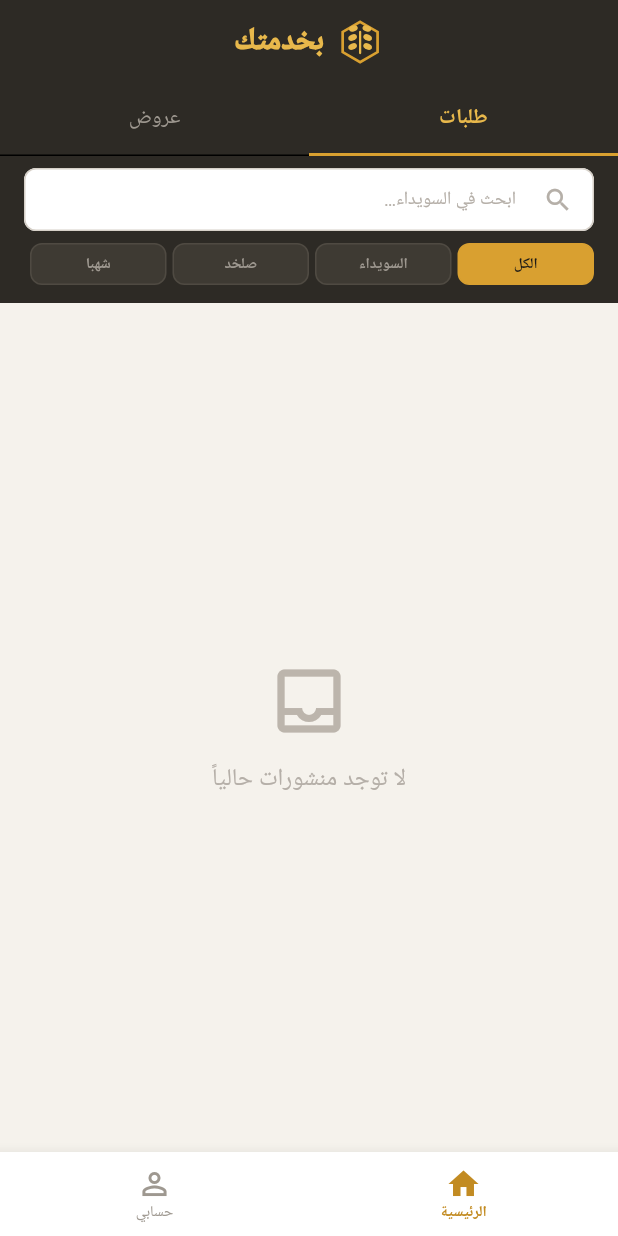
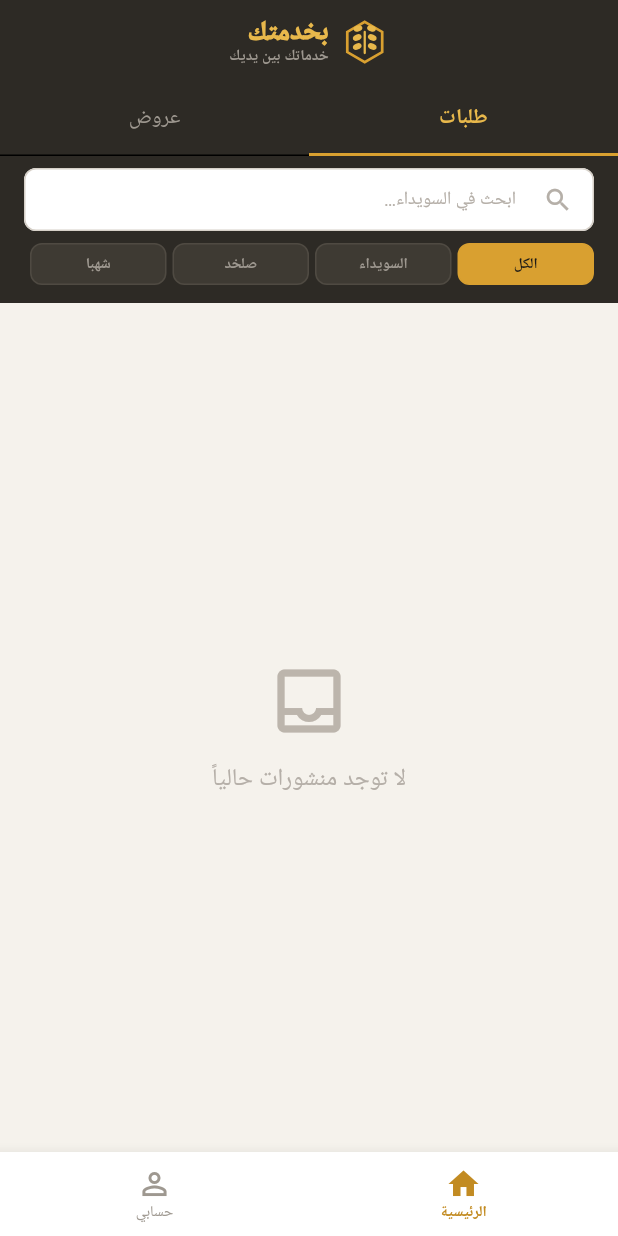
Before and after one commit to hady-albnnai/on-your-request, a Flutter app: the screen it shows after launch, after a tap on "تصفح كزائر", on a phone screen of 412 x 824 dp. Run offline on Flutter 3.47's test engine with Material 3 defaults, Android fonts, the phone set to English and light mode, and no system bars; our stand-ins replace cloud_firestore, firebase_auth, firebase_core, firebase_storage, image_picker, share_plus and 1 more; accounts and stored records are empty; Roboto replaces fonts that are missing (Cairo).

Commit message:
feat: add tagline subtitle under app name in HomeScreen AppBar

```diff
--- a/lib/features/home/screens/home_screen.dart
+++ b/lib/features/home/screens/home_screen.dart
@@ -37,14 +37,30 @@ class _HomeScreenState extends State<HomeScreen> {
               child: CustomPaint(painter: _MiniLogoPainter()),
             ),
             const SizedBox(width: 8),
+            Column(
+              crossAxisAlignment: CrossAxisAlignment.start,
+              mainAxisSize: MainAxisSize.min,
+              children: [
                 const Text(
                   AppStrings.appName,
                   style: TextStyle(
                     fontFamily:  'Cairo',
                     fontWeight:  FontWeight.w900,
                     color:       AppColors.wheat300,
-                fontSize:    20,
+                    fontSize:    18,
+                    height:      1.1,
                   ),
+                ),
+                const Text(
+                  AppStrings.appTagline,
+                  style: TextStyle(
+                    fontFamily: 'Cairo',
+                    fontSize:   10,
+                    color:      AppColors.basalt300,
+                    height:     1.1,
+                  ),
+                ),
+              ],
             ),
           ],
         ),
```
Lines whose indentation alone changed are shown as unchanged.
